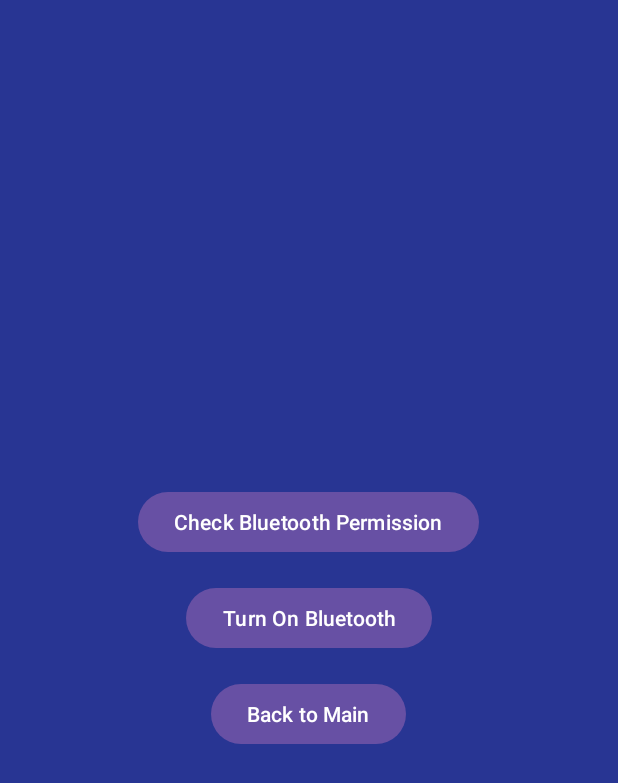
After one commit to Jordan122401/asl-ai-glove, an Android app built with Jetpack Compose: the BluetoothActivity screen opened directly, with no data from a screen before it, on a phone screen of 412 x 824 dp. The commit adds this screen. Shown: the top 783 px of the screen. Run offline under Robolectric (Android 15) with nearby library versions, the phone set to English and light mode, and no system bars.

Commit message:
Added bluetooth view

```diff
--- /dev/null
+++ b/app/src/main/java/com/example/seniorproject/BluetoothActivity.kt
@@ -0,0 +1,87 @@
+package com.example.seniorproject
+
+import android.Manifest
+import android.bluetooth.BluetoothAdapter
+import android.content.Intent
+import android.content.pm.PackageManager
+import android.os.Build
+import android.os.Bundle
+import android.widget.Button
+import android.widget.Toast
+import androidx.appcompat.app.AppCompatActivity
+import androidx.core.app.ActivityCompat
+import androidx.core.content.ContextCompat
+
+class BluetoothActivity : AppCompatActivity() {
+
+    private lateinit var buttonCheck: Button
+    private lateinit var buttonTurnOn: Button
+    private val PERMISSION_REQUEST_CODE = 1001
+    private val REQUEST_ENABLE_BT = 2001
+
+    private lateinit var bluetoothAdapter: BluetoothAdapter
+
+    override fun onCreate(savedInstanceState: Bundle?) {
+        super.onCreate(savedInstanceState)
+        setContentView(R.layout.activity_bluetooth)
+
+        buttonCheck = findViewById(R.id.buttonCheckPermission)
+        buttonTurnOn = findViewById(R.id.buttonTurnOnBluetooth)
+
+        // Check Bluetooth Permission
+        buttonCheck.setOnClickListener { checkBluetoothPermission() }
+
+        bluetoothAdapter = BluetoothAdapter.getDefaultAdapter() ?: run {
+            Toast.makeText(this, "Bluetooth not supported", Toast.LENGTH_SHORT).show()
+            finish()
+            return
+        }
+
+        val backButton: Button = findViewById(R.id.buttonBack)
+        backButton.setOnClickListener {
+            finish() // closes BluetoothActivity and goes back to MainActivity
+        }
+
+        // Turn On Bluetooth
+        buttonTurnOn.setOnClickListener {
+            if (bluetoothAdapter == null) {
+                Toast.makeText(this, "Bluetooth not supported", Toast.LENGTH_SHORT).show()
+                return@setOnClickListener
+            }
+
+            // Check if Bluetooth is already on
+            if (!bluetoothAdapter.isEnabled) {
+                // This is the block you asked about
+                val enableBtIntent = Intent(BluetoothAdapter.ACTION_REQUEST_ENABLE)
+                startActivityForResult(enableBtIntent, REQUEST_ENABLE_BT)
+            } else {
+                Toast.makeText(this, "Bluetooth is already ON", Toast.LENGTH_SHORT).show()
+            }
+        }
+    }
+
+    private fun checkBluetoothPermission() {
+        if (Build.VERSION.SDK_INT >= Build.VERSION_CODES.S) {
+            val permission = Manifest.permission.BLUETOOTH_CONNECT
+            if (ContextCompat.checkSelfPermission(this, permission) == PackageManager.PERMISSION_GRANTED) {
+                Toast.makeText(this, "Bluetooth permission granted ✅", Toast.LENGTH_SHORT).show()
+            } else {
+                Toast.makeText(this, "Bluetooth permission NOT granted ❌", Toast.LENGTH_SHORT).show()
+                ActivityCompat.requestPermissions(this, arrayOf(permission), PERMISSION_REQUEST_CODE)
+            }
+        } else {
+            Toast.makeText(this, "Bluetooth permission automatically granted ✅", Toast.LENGTH_SHORT).show()
+        }
+    }
+
+    override fun onRequestPermissionsResult(requestCode: Int, permissions: Array<out String>, grantResults: IntArray) {
+        super.onRequestPermissionsResult(requestCode, permissions, grantResults)
+        if (requestCode == PERMISSION_REQUEST_CODE) {
+            if (grantResults.isNotEmpty() && grantResults[0] == PackageManager.PERMISSION_GRANTED) {
+                Toast.makeText(this, "Permission granted by user ✅", Toast.LENGTH_SHORT).show()
+            } else {
+                Toast.makeText(this, "Permission denied by user ❌", Toast.LENGTH_SHORT).show()
+            }
+        }
+    }
+}
--- /dev/null
+++ b/app/src/main/res/layout/activity_bluetooth.xml
@@ -0,0 +1,31 @@
+<?xml version="1.0" encoding="utf-8"?>
+<LinearLayout xmlns:android="http://schemas.android.com/apk/res/android"
+    android:orientation="vertical"
+    android:background="@color/dark_blue"
+    android:layout_width="match_parent"
+    android:layout_height="match_parent"
+    android:padding="16dp"
+    android:gravity="center">
+
+    <!-- Check Permission Button -->
+    <Button
+        android:id="@+id/buttonCheckPermission"
+        android:layout_width="wrap_content"
+        android:layout_height="wrap_content"
+        android:text="Check Bluetooth Permission"
+        android:layout_marginBottom="16dp"/>
+
+    <!-- Turn On Bluetooth Button -->
+    <Button
+        android:id="@+id/buttonTurnOnBluetooth"
+        android:layout_width="wrap_content"
+        android:layout_height="wrap_content"
+        android:text="Turn On Bluetooth"/>
+
+    <Button
+        android:id="@+id/buttonBack"
+        android:layout_width="wrap_content"
+        android:layout_height="wrap_content"
+        android:text="Back to Main"
+        android:layout_marginTop="16dp"/>
+</LinearLayout>
--- a/app/src/main/res/layout/activity_main.xml
+++ b/app/src/main/res/layout/activity_main.xml
@@ -99,6 +99,12 @@
             android:layout_weight="1"
             android:text="Settings"
             android:layout_marginStart="8dp"/>
+
+        <Button
+            android:id="@+id/checkBluetoothButton"
+            android:layout_width="wrap_content"
+            android:layout_height="wrap_content"
+            android:text="Check Bluetooth Permission" />
     </LinearLayout>
 
 </LinearLayout>
```
Also changed, not shown: app/src/main/AndroidManifest.xml (+8 -0 lines), app/src/main/java/com/example/seniorproject/MainActivity.kt (+61 -0 lines), 1 other file.
